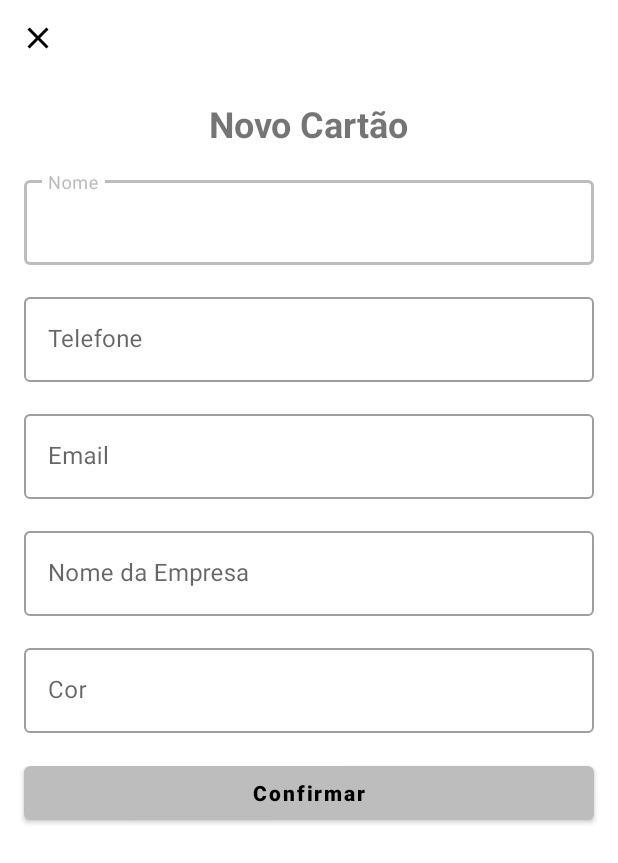
After one commit to Miguel1138/BusinessCardDio, an Android app: the AddCardActivity screen opened directly, with no data from a screen before it, on a phone screen of 412 x 824 dp. The commit adds this screen. Shown: the top 863 px of the screen. Run offline under Robolectric (Android 15) with nearby library versions, the phone set to English and light mode, and no system bars.

Commit message:
Create core layout files
- Change the minimum sdk from 16 to 21, to use some features like srcCompat.
- Add the view components to the activity_main.xml
- Create activity_add_card.xml form to create new cards.
- Change application theming
- Create dimens values for margins and padding.
- Create a textInputLayout default style to reduce boilerplate.
- So far the app still doesn't show any item in the recyclerView, but I already create the transition between views with clickListeners.

Signed-off-by: Miguel S. da Silva <miguels.dasilva00@gmail.com>

```diff
--- a/app/build.gradle
+++ b/app/build.gradle
@@ -9,7 +9,7 @@ android {
 
     defaultConfig {
         applicationId "com.miguelsantos.businesscard"
-        minSdk 16
+        minSdk 21
         targetSdk 30
         versionCode 1
         versionName "1.0"
@@ -48,7 +48,7 @@ dependencies {
     //Room
     implementation "androidx.room:room-ktx:$room_version"
     implementation "androidx.room:room-runtime:$room_version"
-    kapt ("androidx.room:room-compiler:$room_version")
+    kapt("androidx.room:room-compiler:$room_version")
 
     //Lifecycle
     implementation "androidx.lifecycle:lifecycle-viewmodel-ktx:$lifecycle_version"
--- a/app/src/main/AndroidManifest.xml
+++ b/app/src/main/AndroidManifest.xml
@@ -11,6 +11,9 @@
         android:supportsRtl="true"
         android:theme="@style/Theme.BusinessCard">
         <activity
+            android:name=".ui.AddCardActivity"
+            android:exported="true" />
+        <activity
             android:name=".ui.MainActivity"
             android:exported="true">
             <intent-filter>
--- /dev/null
+++ b/app/src/main/java/com/miguelsantos/businesscard/ui/AddCardActivity.kt
@@ -0,0 +1,23 @@
+package com.miguelsantos.businesscard.ui
+
+import android.os.Bundle
+import androidx.appcompat.app.AppCompatActivity
+import com.miguelsantos.businesscard.databinding.ActivityAddCardBinding
+
+class AddCardActivity : AppCompatActivity() {
+
+    private val binding by lazy { ActivityAddCardBinding.inflate(layoutInflater) }
+
+    override fun onCreate(savedInstanceState: Bundle?) {
+        super.onCreate(savedInstanceState)
+        setContentView(binding.root)
+
+        setListeners()
+    }
+
+    private fun setListeners() {
+        binding.addCloseImageBtn.setOnClickListener {
+            finish()
+        }
+    }
+}
--- /dev/null
+++ b/app/src/main/res/drawable/ic_baseline_close_24.xml
@@ -0,0 +1,10 @@
+<vector xmlns:android="http://schemas.android.com/apk/res/android"
+    android:width="24dp"
+    android:height="24dp"
+    android:tint="?attr/colorOnPrimary"
+    android:viewportWidth="24"
+    android:viewportHeight="24">
+    <path
+        android:fillColor="@android:color/white"
+        android:pathData="M19,6.41L17.59,5 12,10.59 6.41,5 5,6.41 10.59,12 5,17.59 6.41,19 12,13.41 17.59,19 19,17.59 13.41,12z" />
+</vector>
--- /dev/null
+++ b/app/src/main/res/layout/activity_add_card.xml
@@ -0,0 +1,112 @@
+<?xml version="1.0" encoding="utf-8"?>
+<androidx.constraintlayout.widget.ConstraintLayout xmlns:android="http://schemas.android.com/apk/res/android"
+    xmlns:app="http://schemas.android.com/apk/res-auto"
+    xmlns:tools="http://schemas.android.com/tools"
+    android:layout_width="match_parent"
+    android:layout_height="match_parent"
+    tools:context=".ui.AddCardActivity">
+
+    <ImageButton
+        android:id="@+id/add_close_image_btn"
+        android:layout_width="50dp"
+        android:layout_height="50dp"
+        android:background="?attr/actionBarItemBackground"
+        android:src="@drawable/ic_baseline_close_24"
+        app:layout_constraintStart_toStartOf="parent"
+        app:layout_constraintTop_toTopOf="parent" />
+
+    <com.google.android.material.textview.MaterialTextView
+        android:id="@+id/add_txt_title"
+        android:layout_width="wrap_content"
+        android:layout_height="wrap_content"
+        android:layout_margin="@dimen/big_margin"
+        android:text="@string/label_new_card"
+        android:textSize="24sp"
+        android:textStyle="bold"
+        app:layout_constraintEnd_toEndOf="parent"
+        app:layout_constraintStart_toStartOf="parent"
+        app:layout_constraintTop_toBottomOf="@id/add_close_image_btn" />
+
+    <com.google.android.material.textfield.TextInputLayout
+        android:id="@+id/add_txt_input_name"
+        style="@style/Widget.BusinessCard.TextInputLayout"
+        android:hint="@string/label_name_hint"
+        app:layout_constraintEnd_toEndOf="parent"
+        app:layout_constraintStart_toStartOf="parent"
+        app:layout_constraintTop_toBottomOf="@id/add_txt_title">
+
+        <com.google.android.material.textfield.TextInputEditText
+            android:layout_width="match_parent"
+            android:layout_height="wrap_content"
+            android:inputType="textPersonName" />
+    </com.google.android.material.textfield.TextInputLayout>
+
+    <com.google.android.material.textfield.TextInputLayout
+        android:id="@+id/add_txt_input_telephone"
+        style="@style/Widget.BusinessCard.TextInputLayout"
+        android:hint="@string/label_telephone_hint"
+        app:layout_constraintEnd_toEndOf="parent"
+        app:layout_constraintStart_toStartOf="parent"
+        app:layout_constraintTop_toBottomOf="@id/add_txt_input_name">
+
+        <com.google.android.material.textfield.TextInputEditText
+            android:layout_width="match_parent"
+            android:layout_height="wrap_content"
+            android:inputType="textEmailAddress" />
+    </com.google.android.material.textfield.TextInputLayout>
+
+    <com.google.android.material.textfield.TextInputLayout
+        android:id="@+id/add_txt_input_email"
+        style="@style/Widget.BusinessCard.TextInputLayout"
+        android:hint="@string/label_email_hint"
+        app:layout_constraintEnd_toEndOf="parent"
+        app:layout_constraintStart_toStartOf="parent"
+        app:layout_constraintTop_toBottomOf="@id/add_txt_input_telephone">
+
+        <com.google.android.material.textfield.TextInputEditText
+            android:layout_width="match_parent"
+            android:layout_height="wrap_content"
+            android:inputType="number" />
+    </com.google.android.material.textfield.TextInputLayout>
+
+    <com.google.android.material.textfield.TextInputLayout
+        android:id="@+id/add_txt_input_company"
+        style="@style/Widget.BusinessCard.TextInputLayout"
+        android:hint="@string/label_company_hint"
+        app:layout_constraintEnd_toEndOf="parent"
+        app:layout_constraintStart_toStartOf="parent"
+        app:layout_constraintTop_toBottomOf="@id/add_txt_input_email">
+
+        <com.google.android.material.textfield.TextInputEditText
+            android:layout_width="match_parent"
+            android:layout_height="wrap_content"
+            android:inputType="text" />
+    </com.google.android.material.textfield.TextInputLayout>
+
+    <com.google.android.material.textfield.TextInputLayout
+        android:id="@+id/add_txt_input_color"
+        style="@style/Widget.BusinessCard.TextInputLayout"
+        android:hint="@string/label_color_hint"
+        app:layout_constraintEnd_toEndOf="parent"
+        app:layout_constraintStart_toStartOf="parent"
+        app:layout_constraintTop_toBottomOf="@id/add_txt_input_company">
+
+        <com.google.android.material.textfield.TextInputEditText
+            android:layout_width="match_parent"
+            android:layout_height="wrap_content"
+            android:inputType="text" />
+    </com.google.android.material.textfield.TextInputLayout>
+
+    <com.google.android.material.button.MaterialButton
+        android:id="@+id/add_btn_create_card"
+        android:layout_width="0dp"
+        android:layout_height="wrap_content"
+        android:layout_margin="@dimen/big_margin"
+        android:text="@string/action_confirm"
+        android:textAllCaps="false"
+        android:textStyle="bold"
+        app:layout_constraintEnd_toEndOf="parent"
+        app:layout_constraintStart_toStartOf="parent"
+        app:layout_constraintTop_toBottomOf="@+id/add_txt_input_color" />
+
+</androidx.constraintlayout.widget.ConstraintLayout>
--- a/app/src/main/res/values-night/themes.xml
+++ b/app/src/main/res/values-night/themes.xml
@@ -1,16 +1,15 @@
 <resources xmlns:tools="http://schemas.android.com/tools">
     <!-- Base application theme. -->
-    <style name="Theme.BusinessCard" parent="Theme.MaterialComponents.DayNight.DarkActionBar">
+    <style name="Theme.BusinessCard" parent="Theme.MaterialComponents.DayNight.NoActionBar">
         <!-- Primary brand color. -->
-        <item name="colorPrimary">@color/purple_200</item>
-        <item name="colorPrimaryVariant">@color/purple_700</item>
+        <item name="colorPrimary">@color/color_primary_light</item>
+        <item name="colorPrimaryVariant">@color/color_primary</item>
         <item name="colorOnPrimary">@color/black</item>
         <!-- Secondary brand color. -->
-        <item name="colorSecondary">@color/teal_200</item>
-        <item name="colorSecondaryVariant">@color/teal_200</item>
+        <item name="colorSecondary">@color/color_secondary_light</item>
+        <item name="colorSecondaryVariant">@color/color_secondary</item>
         <item name="colorOnSecondary">@color/black</item>
         <!-- Status bar color. -->
         <item name="android:statusBarColor" tools:targetApi="l">?attr/colorPrimaryVariant</item>
-        <!-- Customize your theme here. -->
     </style>
 </resources>
--- a/app/src/main/res/values/colors.xml
+++ b/app/src/main/res/values/colors.xml
@@ -1,10 +1,12 @@
 <?xml version="1.0" encoding="utf-8"?>
 <resources>
-    <color name="purple_200">#FFBB86FC</color>
-    <color name="purple_500">#FF6200EE</color>
-    <color name="purple_700">#FF3700B3</color>
-    <color name="teal_200">#FF03DAC5</color>
-    <color name="teal_700">#FF018786</color>
     <color name="black">#FF000000</color>
     <color name="white">#FFFFFFFF</color>
+
+    <color name="color_primary">#bdbdbd</color>
+    <color name="color_primary_light">#efefef</color>
+    <color name="color_primary_dark">#8d8d8d</color>
+    <color name="color_secondary">#f9a825</color>
+    <color name="color_secondary_light">#ffd95a</color>
+    <color name="color_secondary_dark">#c17900</color>
 </resources>
--- /dev/null
+++ b/app/src/main/res/values/dimens.xml
@@ -0,0 +1,6 @@
+<?xml version="1.0" encoding="utf-8"?>
+<resources>
+    <dimen name="default_padding">8dp</dimen>
+    <dimen name="default_margin">8dp</dimen>
+    <dimen name="big_margin">16dp</dimen>
+</resources>
--- a/app/src/main/res/values/strings.xml
+++ b/app/src/main/res/values/strings.xml
@@ -1,3 +1,11 @@
 <resources>
     <string name="app_name">businessCard</string>
+    <string name="label_title">Cartão de Visita</string>
+    <string name="label_new_card">Novo Cartão</string>
+    <string name="label_name_hint">Nome</string>
+    <string name="label_telephone_hint">Telefone</string>
+    <string name="label_email_hint">Email</string>
+    <string name="label_company_hint">Nome da Empresa</string>
+    <string name="label_color_hint">Cor</string>
+    <string name="action_confirm">Confirmar</string>
 </resources>
--- /dev/null
+++ b/app/src/main/res/values/styles.xml
@@ -0,0 +1,10 @@
+<?xml version="1.0" encoding="utf-8"?>
+<resources>
+
+    <style name="Widget.BusinessCard.TextInputLayout" parent="Widget.MaterialComponents.TextInputLayout.OutlinedBox">
+        <item name="android:layout_width">0dp</item>
+        <item name="android:layout_height">wrap_content</item>
+        <item name="android:layout_margin">@dimen/big_margin</item>
+    </style>
+
+</resources>
--- a/app/src/main/res/values/themes.xml
+++ b/app/src/main/res/values/themes.xml
@@ -1,16 +1,15 @@
 <resources xmlns:tools="http://schemas.android.com/tools">
     <!-- Base application theme. -->
-    <style name="Theme.BusinessCard" parent="Theme.MaterialComponents.DayNight.DarkActionBar">
+    <style name="Theme.BusinessCard" parent="Theme.MaterialComponents.DayNight.NoActionBar">
         <!-- Primary brand color. -->
-        <item name="colorPrimary">@color/purple_500</item>
-        <item name="colorPrimaryVariant">@color/purple_700</item>
-        <item name="colorOnPrimary">@color/white</item>
+        <item name="colorPrimary">@color/color_primary</item>
+        <item name="colorPrimaryVariant">@color/color_primary_dark</item>
+        <item name="colorOnPrimary">@color/black</item>
         <!-- Secondary brand color. -->
-        <item name="colorSecondary">@color/teal_200</item>
-        <item name="colorSecondaryVariant">@color/teal_700</item>
+        <item name="colorSecondary">@color/color_secondary</item>
+        <item name="colorSecondaryVariant">@color/color_secondary_dark</item>
         <item name="colorOnSecondary">@color/black</item>
         <!-- Status bar color. -->
         <item name="android:statusBarColor" tools:targetApi="l">?attr/colorPrimaryVariant</item>
-        <!-- Customize your theme here. -->
     </style>
 </resources>
```
Also changed, not shown: app/src/main/java/com/miguelsantos/businesscard/ui/MainActivity.kt (+10 -0 lines), app/src/main/res/drawable/ic_baseline_add_24.xml (added, +10 -0 lines), app/src/main/res/layout/activity_main.xml (+27 -2 lines), app/src/main/res/layout/item_card.xml (added, +83 -0 lines).
